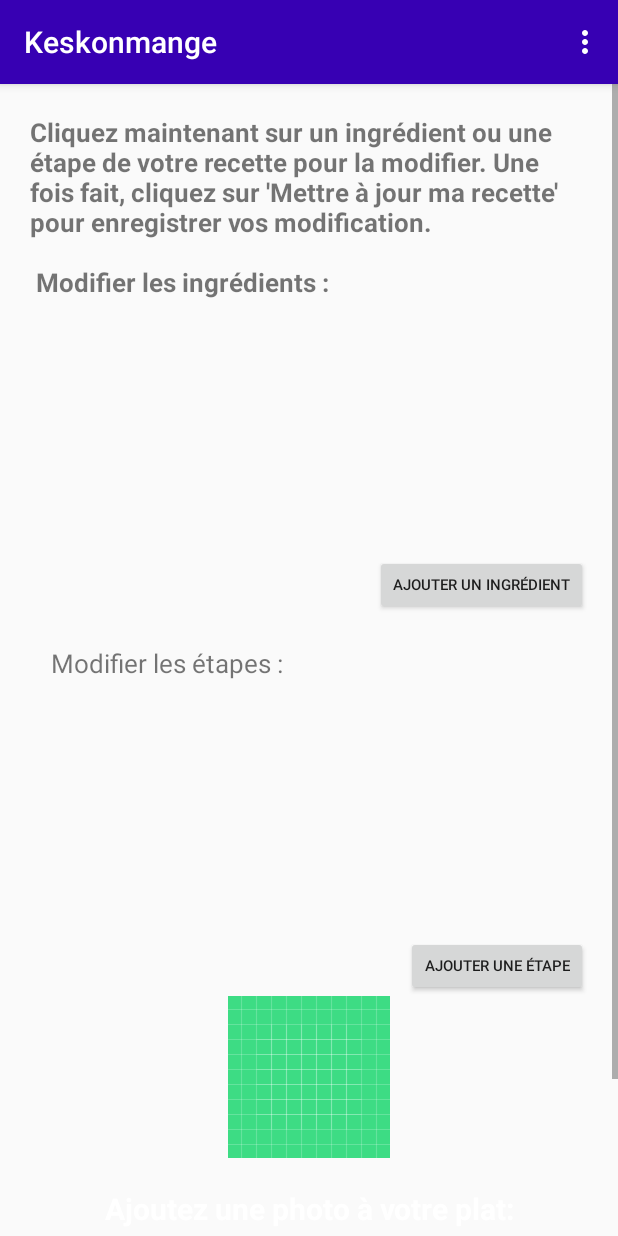
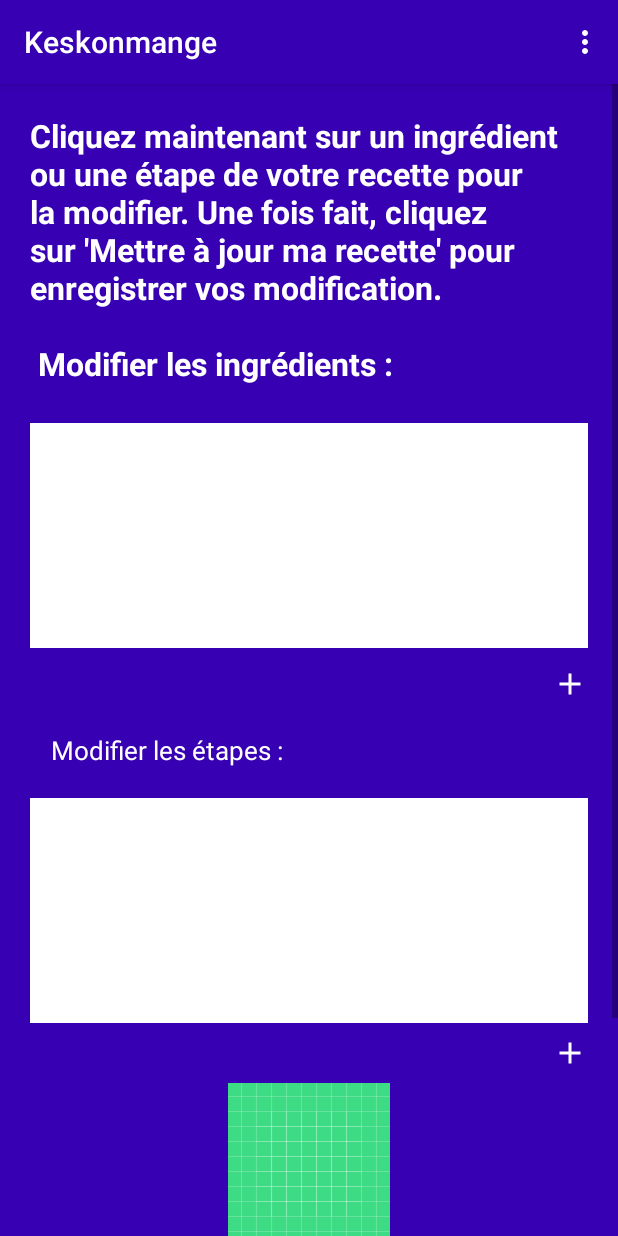
Before and after one commit to SimonLegendrre/Keskon_mangee, an Android app: the ModifMyRecipe screen opened directly, with no data from a screen before it, on a phone screen of 412 x 824 dp. Run offline under Robolectric (Android 15) with nearby library versions, the phone set to English and light mode, and no system bars; our stand-ins replace Firebase (no records; nobody signed in at launch, a user with empty details on screens opened directly), Picasso; pictures from the network do not load; 5 statements that could not run were skipped.

Commit message:
Correct ModifMyRecipe XML

```diff
--- a/app/src/main/java/com/example/keskonmange/ModifMyRecipe.java
+++ b/app/src/main/java/com/example/keskonmange/ModifMyRecipe.java
@@ -61,11 +61,10 @@ public class ModifMyRecipe extends OptionsMenuActivity {
     private TextView textModifIng;
     private TextView textModifStep;
 
-    Button button_add_ing;
-    Button button_add_step;
+    ImageButton button_add_ing;
+    ImageButton button_add_step;
     Button button_update_recipe;
     Button button_delete;
-    Button button_modif_image; // DEGAGER
 
     ImageButton button_photo; //
     ImageButton button_gallery; //
@@ -250,7 +249,7 @@ public class ModifMyRecipe extends OptionsMenuActivity {
             public void onClick(View v) {
                 Intent gallery_intent = new Intent(Intent.ACTION_PICK, MediaStore.Images.Media.EXTERNAL_CONTENT_URI);
                 startActivityForResult(gallery_intent, GALLERY_REQUEST_CODE); // donne code permattant d'aller chercher les informations dans la gallerie (plutot que l'appareil photo lui-même)
-                RecipeImage.setVisibility(View.VISIBLE);
+
             }
         });
 
@@ -258,7 +257,7 @@ public class ModifMyRecipe extends OptionsMenuActivity {
             @Override
             public void onClick(View v) {
                 askCameraPermissions();
-                RecipeImage.setVisibility(View.VISIBLE);
+
             }
         });
 
@@ -424,7 +423,6 @@ public class ModifMyRecipe extends OptionsMenuActivity {
                 this.sendBroadcast(mediaScanIntent);
                 RecipeImage.setVisibility(View.VISIBLE);
 
-                // TEST SIMON ajoute l'image à Firebase, dans la section Storage. Voir la méthode détaillée plus bas
                 recipe = getIntent().getStringExtra("recipe_to_pass");
                 StorageReference image = storageReference.child("pictures/" + f.getName());
                 image.putFile(contentUri);
@@ -432,7 +430,6 @@ public class ModifMyRecipe extends OptionsMenuActivity {
                 document.update("imageRef", f.getName());
 
 
-                // FIN test Simon
             }
         }
 
@@ -448,7 +445,6 @@ public class ModifMyRecipe extends OptionsMenuActivity {
                 Log.d("ImageUrlIsGotten", "onActivityResult: Gallery Image Uri: " + imageFileName);
                 //RecipeImage.setVisibility(View.VISIBLE);
 
-                // TEST SIMON
                 recipe = getIntent().getStringExtra("recipe_to_pass");
                 StorageReference image = storageReference.child("pictures/" + imageFileName);
                 image.putFile(contentUri);
@@ -456,7 +452,6 @@ public class ModifMyRecipe extends OptionsMenuActivity {
                 document.update("imageRef", imageFileName);
 
 
-                // FIN test Simon
 
             }
         }
--- a/app/src/main/res/layout/activity_modif_my_recipe.xml
+++ b/app/src/main/res/layout/activity_modif_my_recipe.xml
@@ -11,6 +11,7 @@
     <androidx.constraintlayout.widget.ConstraintLayout
         android:layout_width="match_parent"
         android:layout_height="match_parent"
+        android:background="@color/purple_700"
         android:orientation="vertical"
         android:paddingLeft="20dp"
         android:paddingTop="20dp"
@@ -20,7 +21,8 @@
             android:id="@+id/txt_modif_ing"
             android:layout_width="wrap_content"
             android:layout_height="wrap_content"
-            android:textSize="17sp"
+            android:textColor="@color/white"
+            android:textSize="21sp"
             android:textStyle="bold"
             app:layout_constraintEnd_toEndOf="parent"
             app:layout_constraintStart_toStartOf="parent"
@@ -30,27 +32,30 @@
             android:id="@+id/modif_ing"
             android:layout_width="match_parent"
             android:layout_height="150dp"
+            android:background="@android:color/white"
             app:layout_constraintEnd_toEndOf="parent"
             app:layout_constraintHorizontal_bias="0.5"
             app:layout_constraintStart_toStartOf="parent"
             app:layout_constraintTop_toBottomOf="@+id/txt_modif_ing" />
 
-        <Button
+        <ImageButton
             android:id="@+id/add_ing"
             android:layout_width="wrap_content"
-            android:layout_height="40dp"
+            android:layout_height="wrap_content"
             android:layout_gravity="right"
-            android:text="Ajouter un ingrédient"
-            android:textSize="10dp"
+            android:layout_marginTop="12dp"
+            android:background="@color/purple_700"
             app:layout_constraintEnd_toEndOf="parent"
             app:layout_constraintHorizontal_bias="1.0"
             app:layout_constraintStart_toStartOf="parent"
-            app:layout_constraintTop_toBottomOf="@+id/modif_ing" />
+            app:layout_constraintTop_toBottomOf="@+id/modif_ing"
+            app:srcCompat="@drawable/add_ingredient" />
 
         <TextView
             android:id="@+id/txt_modif_step"
             android:layout_width="wrap_content"
             android:layout_height="wrap_content"
+            android:textColor="@color/white"
             android:textSize="17sp"
             app:layout_constraintEnd_toEndOf="parent"
             app:layout_constraintHorizontal_bias="0.048"
@@ -61,22 +66,25 @@
             android:id="@+id/modif_step"
             android:layout_width="match_parent"
             android:layout_height="150dp"
+            android:background="@android:color/white"
             app:layout_constraintEnd_toEndOf="parent"
             app:layout_constraintHorizontal_bias="0.5"
             app:layout_constraintStart_toStartOf="parent"
             app:layout_constraintTop_toBottomOf="@+id/txt_modif_step" />
 
 
-        <Button
+        <ImageButton
             android:id="@+id/add_step"
             android:layout_width="wrap_content"
             android:layout_height="40dp"
+            android:background="@color/purple_700"
             android:text="Ajouter une étape"
             android:textSize="10dp"
             app:layout_constraintEnd_toEndOf="parent"
             app:layout_constraintHorizontal_bias="1.0"
             app:layout_constraintStart_toStartOf="parent"
-            app:layout_constraintTop_toBottomOf="@+id/modif_step" />
+            app:layout_constraintTop_toBottomOf="@+id/modif_step"
+            app:srcCompat="@drawable/add_ingredient" />
 
         <ImageView
             android:id="@+id/imageViewRecipePicture"
@@ -96,10 +104,10 @@
             android:layout_width="match_parent"
             android:layout_height="wrap_content"
             android:layout_marginTop="20dp"
+            android:gravity="center"
             android:text="Ajoutez une photo à votre plat:"
             android:textColor="@color/white"
             android:textSize="20dp"
-            android:gravity="center"
             android:textStyle="bold"
             app:layout_constraintEnd_toEndOf="parent"
             app:layout_constraintStart_toStartOf="parent"
@@ -111,8 +119,8 @@
             android:layout_width="match_parent"
             android:layout_height="wrap_content"
             android:layout_marginTop="10dp"
+            android:gravity="center"
             android:orientation="horizontal"
-            android:gravity="center"
             app:layout_constraintBottom_toTopOf="@+id/update_modif"
             app:layout_constraintEnd_toEndOf="parent"
             app:layout_constraintStart_toStartOf="parent"
@@ -135,17 +143,6 @@
 
         </LinearLayout>
 
-        <!--
-                <Button
-                    android:id="@+id/modif_image"
-                    android:layout_width="wrap_content"
-                    android:layout_height="40dp"
-                    android:text="Ajouter une photo"
-                    android:textSize="10dp"
-                    app:layout_constraintEnd_toEndOf="parent"
-                    app:layout_constraintHorizontal_bias="1.0"
-                    app:layout_constraintStart_toStartOf="parent"
-                    app:layout_constraintTop_toBottomOf="@+id/imageViewRecipePicture" />-->
 
         <Button
             android:id="@+id/update_modif"
```
